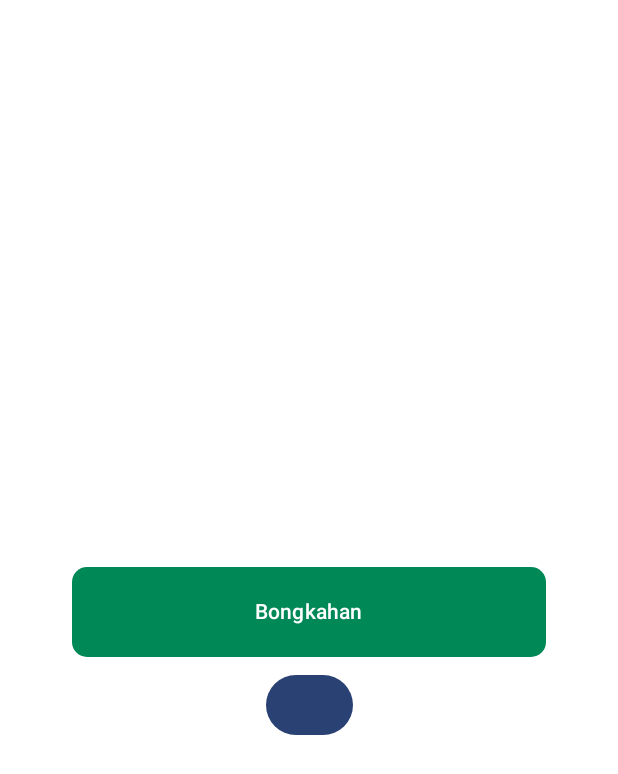
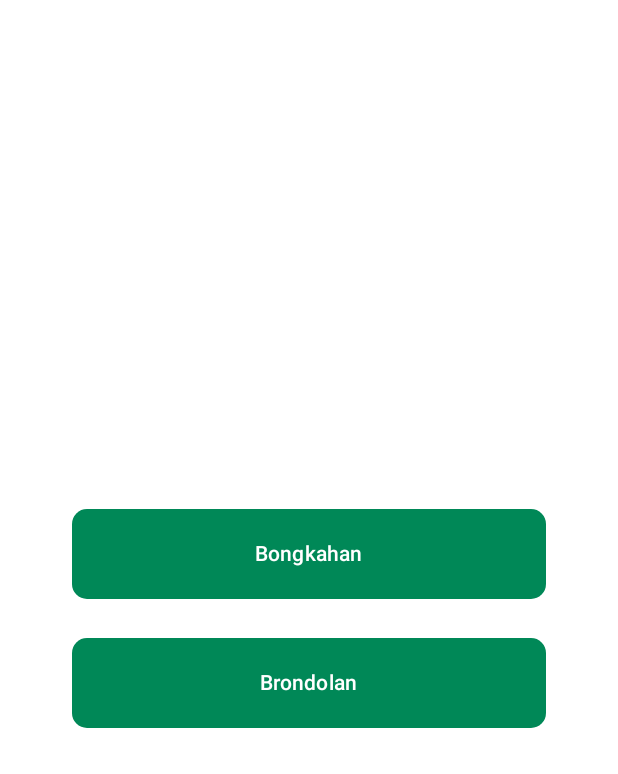
Before and after one commit to CH2-PS324/palomade_compose, an Android app built with Jetpack Compose: the @Preview function CameraScreenPreview, on a phone screen of 412 x 824 dp. Shown: the top 774 px of the screen. Run offline under Robolectric (Android 15) with nearby library versions, the phone set to English and light mode, and no system bars.

Commit message:
scan Screen udah jadi

```diff
--- a/app/src/main/java/com/example/palomadeapps/PalomadeApp.kt
+++ b/app/src/main/java/com/example/palomadeapps/PalomadeApp.kt
@@ -27,6 +27,7 @@ import androidx.navigation.NavHostController
 import androidx.navigation.compose.NavHost
 import androidx.navigation.compose.composable
 import androidx.navigation.compose.rememberNavController
+import com.example.palomadeapps.ui.screen.camera.CameraScreen
 import com.example.palomadeapps.ui.screen.home.HomeScreen
 import com.example.palomadeapps.ui.screen.profile.ProfileScreen
 import com.example.palomadeapps.ui.theme.PalomadeAppsTheme
@@ -57,7 +58,7 @@ fun PalomadeApp (
                 HomeScreen()
             }
             composable(Screen.Inventory.route) {
-                ProfileScreen()
+                CameraScreen()
             }
             composable(Screen.Profile.route) {
                 ProfileScreen()
--- a/app/src/main/java/com/example/palomadeapps/ui/screen/camera/CameraScreen.kt
+++ b/app/src/main/java/com/example/palomadeapps/ui/screen/camera/CameraScreen.kt
@@ -44,7 +44,7 @@ fun CameraScreen (
             Row (
                 modifier = Modifier
                     .fillMaxWidth(1f)
-                    .padding(top = 40.dp),
+                    .padding(top = 0.dp),
                 horizontalArrangement = Arrangement.spacedBy(8.dp, Alignment.Start),
                 verticalAlignment = Alignment.CenterVertically,
 
@@ -71,8 +71,34 @@ fun CameraScreen (
                     )
                 }
             }
-            Button(onClick = { /*TODO*/ }) {
+            Row (
+                modifier = Modifier
+                    .fillMaxWidth(1f)
+                    .padding(top = 10.dp),
+                horizontalArrangement = Arrangement.spacedBy(8.dp, Alignment.Start),
+                verticalAlignment = Alignment.CenterVertically,
 
+                ){
+                val buttonColor = remember {
+                    mutableStateOf(Color.Blue)
+                }
+                Button(
+                    modifier = Modifier
+                        .fillMaxWidth(1f)
+                        .padding(start = 40.dp, end = 40.dp)
+                        .width(320.dp)
+                        .height(76.dp)
+                        .padding(start = 8.dp, top = 8.dp, end = 8.dp, bottom = 8.dp),
+                    onClick = { buttonColor.value = Color.Gray },
+                    shape = RoundedCornerShape(10.dp),
+                    colors = ButtonDefaults.buttonColors(
+                        containerColor = Color(0xff008857)
+                    )
+                ) {
+                    Text(
+                        text = "Brondolan"
+                    )
+                }
             }
         }
     }
--- a/app/src/main/java/com/example/palomadeapps/ui/screen/profile/ProfileScreen.kt
+++ b/app/src/main/java/com/example/palomadeapps/ui/screen/profile/ProfileScreen.kt
@@ -72,7 +72,7 @@ fun ProfileScreen(
             Row (
                 modifier = Modifier
                     .fillMaxWidth(1f)
-                    .padding(top = 40.dp),
+                    .padding(top = 42.dp),
                 horizontalArrangement = Arrangement.Center
             ){
                     Image(
```
